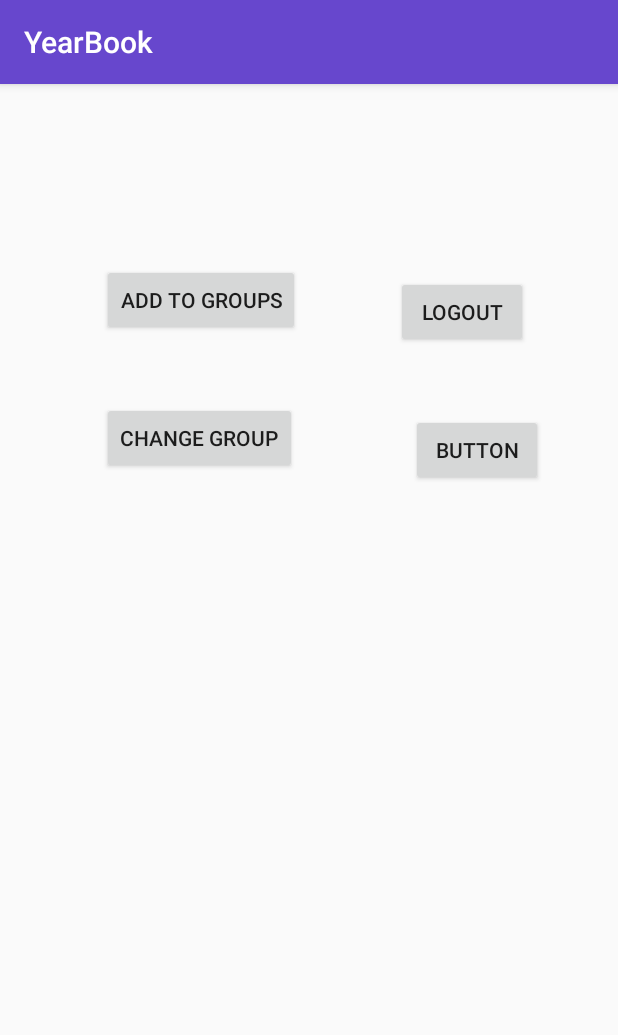
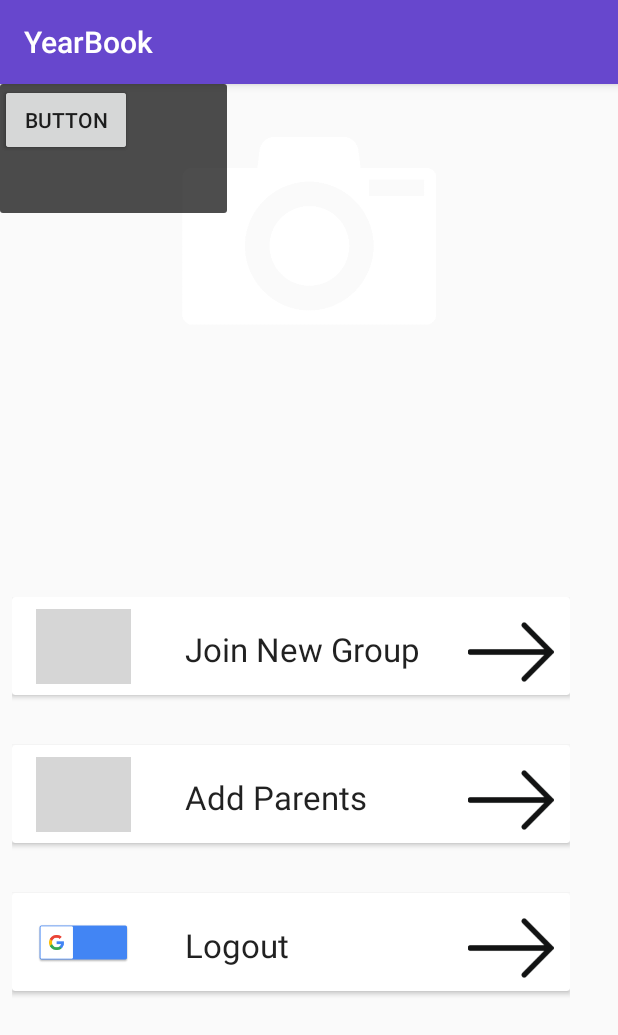
Before and after one commit to ShivKushwah/Yearbook-Android-Release, an Android app: the SettingsActivity screen opened directly, with no data from a screen before it, on a phone screen of 412 x 824 dp. Shown: the top 1035 px of the screen. Run offline under Robolectric (Android 15) with nearby library versions, the phone set to English and light mode, and no system bars; our stand-ins replace Firebase (no records; nobody signed in at launch, a user with empty details on screens opened directly); grey boxes are pictures that could not be loaded.

Commit message:
working on new settings page

```diff
--- a/app/src/main/java/com/mdb/yearbook/android/SettingsActivity.java
+++ b/app/src/main/java/com/mdb/yearbook/android/SettingsActivity.java
@@ -3,6 +3,7 @@ package com.mdb.yearbook.android;
 import android.content.Context;
 import android.content.DialogInterface;
 import android.content.Intent;
+import android.graphics.Rect;
 import android.support.design.widget.FloatingActionButton;
 import android.support.v7.app.AppCompatActivity;
 import android.os.Bundle;
@@ -21,6 +22,8 @@ import com.google.firebase.database.DatabaseReference;
 import com.google.firebase.database.FirebaseDatabase;
 import com.google.firebase.database.ValueEventListener;
 
+
+
 import java.util.ArrayList;
 import java.util.HashMap;
 import java.util.Set;
@@ -28,6 +31,8 @@ import java.util.Set;
 public class SettingsActivity extends AppCompatActivity {
 
     public static Context context;
+    public static SettingsActivityAdapter adapter;
+
 
     @Override
     protected void onCreate(Bundle savedInstanceState) {
@@ -35,9 +40,28 @@ public class SettingsActivity extends AppCompatActivity {
         setContentView(R.layout.activity_settings);
         context = this;
 
-        ((Button) findViewById(R.id.addGroupsButton)).setOnClickListener(new View.OnClickListener() {
-            @Override
-            public void onClick(View view) {
+        adapter = new SettingsActivityAdapter(getApplicationContext(), this);
+        RecyclerView recyclerView = ((RecyclerView) findViewById(R.id.settingsrecyclerview));
+        SettingsActivity.VerticalSpaceItemDecoration divider = new SettingsActivity.VerticalSpaceItemDecoration(50);
+
+        recyclerView.setAdapter(adapter);
+        recyclerView.setLayoutManager(new LinearLayoutManager(getApplicationContext()));
+        recyclerView.addItemDecoration(divider);
+
+
+
+
+    }
+
+    public void logout() {
+        SettingsActivity.context.startActivity(new Intent(SettingsActivity.context, LoginActivity.class));
+        finish();
+        FirebaseAuth mAuth = FirebaseAuth.getInstance();
+        mAuth.signOut();
+    }
+
+    public void addToGroup() {
+
         final DatabaseReference mDatabase = FirebaseDatabase.getInstance().getReference();
 
         final FirebaseAuth mAuth = FirebaseAuth.getInstance();
@@ -89,6 +113,7 @@ public class SettingsActivity extends AppCompatActivity {
                                                                         ArrayList<String> ids = (ArrayList<String>) dataSnapshot.getValue();
                                                                         ids.add(user.getKey());
                                                                         mDatabase.child("Groups").child(YearbookActivity.currentGroup).child("memberIds").setValue(ids);
+
                                                                     }
 
                                                                     @Override
@@ -145,11 +170,8 @@ public class SettingsActivity extends AppCompatActivity {
         pButton.setTextColor(getResources().getColor(R.color.purple_main));
 
     }
-        });
 
-        ((Button) findViewById(R.id.changeGroupButton)).setOnClickListener(new View.OnClickListener() {
-            @Override
-            public void onClick(View view) {
+    public void displayChangeGroups() {
         final DatabaseReference mDatabase = FirebaseDatabase.getInstance().getReference();
 
         final FirebaseAuth mAuth = FirebaseAuth.getInstance();
@@ -190,6 +212,7 @@ public class SettingsActivity extends AppCompatActivity {
                                     g.setPhotoIds(new ArrayList<String>());
                                 }
                                 groupsList.add(g);
+
                             }
 
                             groupsAdapter.updateList(groupsList);
@@ -307,18 +330,22 @@ public class SettingsActivity extends AppCompatActivity {
 
         alertDialog.show();
     }
-        });
 
-        ((Button) findViewById(R.id.logoutButton)).setOnClickListener(new View.OnClickListener() {
+    public class VerticalSpaceItemDecoration extends RecyclerView.ItemDecoration { //Class for dividers betweens rows in "to Do" fragment
+
+        private final int verticalSpaceHeight;
+
+        public VerticalSpaceItemDecoration(int verticalSpaceHeight) {
+            this.verticalSpaceHeight = verticalSpaceHeight;
+        }
+
         @Override
-            public void onClick(View view) {
-                SettingsActivity.context.startActivity(new Intent(SettingsActivity.context, LoginActivity.class));
-                finish();
-                FirebaseAuth mAuth = FirebaseAuth.getInstance();
-                mAuth.signOut();
-
+        public void getItemOffsets(Rect outRect, View view, RecyclerView parent,
+                                   RecyclerView.State state) {
+            if (parent.getChildAdapterPosition(view) != parent.getAdapter().getItemCount() - 1) {
+                outRect.bottom = verticalSpaceHeight;
             }
-        });
+        }
     }
 
 
--- /dev/null
+++ b/app/src/main/java/com/mdb/yearbook/android/SettingsActivityAdapter.java
@@ -0,0 +1,92 @@
+package com.mdb.yearbook.android;
+
+import android.content.Context;
+import android.support.v7.widget.RecyclerView;
+import android.view.LayoutInflater;
+import android.view.View;
+import android.view.ViewGroup;
+import android.widget.ImageView;
+import android.widget.TextView;
+
+
+public class SettingsActivityAdapter extends RecyclerView.Adapter<SettingsActivityAdapter.CustomViewHolder> {
+    //adapter for the roommates tab
+
+    Context context;
+    SettingsActivity activity;
+
+
+    public SettingsActivityAdapter(Context context, SettingsActivity activity) {
+        this.context = context;
+        this.activity = activity;
+    }
+
+    @Override
+    public SettingsActivityAdapter.CustomViewHolder onCreateViewHolder(ViewGroup parent, int viewType) {
+        View view = LayoutInflater.from(parent.getContext()).inflate(R.layout.settings_card_view_1, parent, false);
+
+        if (viewType == 0) {
+            ((TextView )view.findViewById(R.id.settings_text)).setText("Join New Group");
+            ((ImageView) view.findViewById(R.id.settings_image)).setImageResource(R.drawable.new_group);
+
+        } else if (viewType == 1) {
+            ((TextView )view.findViewById(R.id.settings_text)).setText("Add Parents");
+            ((ImageView) view.findViewById(R.id.settings_image)).setImageResource(R.drawable.students_settings);
+
+        } else {
+            ((TextView )view.findViewById(R.id.settings_text)).setText("Logout");
+
+        }
+        return new SettingsActivityAdapter.CustomViewHolder(view);
+
+    }
+
+    @Override
+    public void onBindViewHolder(SettingsActivityAdapter.CustomViewHolder holder, int position) {
+        holder.position = position;
+
+    }
+
+
+
+    @Override
+    public int getItemCount() {
+        return 3;
+    }
+
+    @Override
+    public int getItemViewType(int position) {
+        return position;
+    }
+
+
+    public class CustomViewHolder extends RecyclerView.ViewHolder {
+
+        SettingsActivityAdapter.CustomViewHolder holder;
+        int position;
+        //CheckBox checkBox;
+
+        public CustomViewHolder(View view) {
+            super(view);
+
+            holder = this;
+
+            view.setOnClickListener(new View.OnClickListener() {
+                @Override
+                public void onClick(View view) {
+                    if (position == 0) {
+                        ((SettingsActivity) SettingsActivity.context).displayChangeGroups();
+                    } else if (position == 1) {
+                        ((SettingsActivity) SettingsActivity.context).addToGroup();
+
+                    }
+                    else {
+                        ((SettingsActivity) SettingsActivity.context).logout();
+
+                    }
+                }
+            });
+
+        }
+    }
+}
--- a/app/src/main/res/layout/activity_settings.xml
+++ b/app/src/main/res/layout/activity_settings.xml
@@ -1,4 +1,3 @@
-<?xml version="1.0" encoding="utf-8"?>
 <android.support.constraint.ConstraintLayout xmlns:android="http://schemas.android.com/apk/res/android"
     xmlns:app="http://schemas.android.com/apk/res-auto"
     xmlns:tools="http://schemas.android.com/tools"
@@ -6,43 +5,53 @@
     android:layout_height="match_parent"
     tools:context="com.mdb.yearbook.android.SettingsActivity">
 
+    <android.support.v7.widget.RecyclerView
+        android:id="@+id/settingsrecyclerview"
+        android:layout_width="372dp"
+        android:layout_height="276dp"
+        android:layout_marginBottom="4dp"
+        android:layout_marginEnd="8dp"
+        android:layout_marginStart="8dp"
+        android:layout_marginTop="8dp"
+        app:layout_constraintBottom_toBottomOf="parent"
+        app:layout_constraintEnd_toEndOf="parent"
+        app:layout_constraintHorizontal_bias="0.0"
+        app:layout_constraintStart_toStartOf="parent"
+        app:layout_constraintTop_toBottomOf="@+id/imageView" />
+
+    <ImageView
+        android:id="@+id/imageView"
+        android:layout_width="366dp"
+        android:layout_height="179dp"
+        android:layout_marginEnd="8dp"
+        android:layout_marginStart="8dp"
+        android:layout_marginTop="8dp"
+        app:layout_constraintEnd_toEndOf="parent"
+        app:layout_constraintStart_toStartOf="parent"
+        app:layout_constraintTop_toTopOf="parent"
+        app:srcCompat="@drawable/camera" />
+
     <Button
-        android:id="@+id/addGroupsButton"
+        android:id="@+id/button2"
         android:layout_width="wrap_content"
         android:layout_height="wrap_content"
-        android:layout_marginStart="68dp"
-        android:layout_marginTop="120dp"
-        android:text="Add To Groups"
-        app:layout_constraintStart_toStartOf="parent"
-        app:layout_constraintTop_toTopOf="parent" />
+        android:text="Button"
+        tools:layout_editor_absoluteX="42dp"
+        tools:layout_editor_absoluteY="123dp" />
 
     <Button
-        android:id="@+id/logoutButton"
+        android:id="@+id/button3"
         android:layout_width="wrap_content"
         android:layout_height="wrap_content"
-        android:layout_marginStart="64dp"
-        android:layout_marginTop="8dp"
-        android:text="Logout"
-        app:layout_constraintStart_toEndOf="@+id/addGroupsButton"
-        app:layout_constraintTop_toTopOf="@+id/addGroupsButton" />
+        android:text="Button"
+        tools:layout_editor_absoluteX="232dp"
+        tools:layout_editor_absoluteY="130dp" />
 
-    <Button
-        android:id="@+id/changeGroupButton"
-        android:layout_width="wrap_content"
-        android:layout_height="wrap_content"
-        android:layout_marginStart="68dp"
-        android:layout_marginTop="44dp"
-        android:text="Change Group"
-        app:layout_constraintStart_toStartOf="parent"
-        app:layout_constraintTop_toBottomOf="@+id/addGroupsButton" />
-
-    <Button
-        android:id="@+id/button5"
-        android:layout_width="wrap_content"
-        android:layout_height="wrap_content"
-        android:layout_marginStart="76dp"
-        android:layout_marginTop="8dp"
-        android:text="Button"
-        app:layout_constraintStart_toEndOf="@+id/changeGroupButton"
-        app:layout_constraintTop_toTopOf="@+id/changeGroupButton" />
+    <ImageView
+        android:id="@+id/imageView2"
+        android:layout_width="151dp"
+        android:layout_height="86dp"
+        app:srcCompat="@drawable/fab_label_background"
+        tools:layout_editor_absoluteX="16dp"
+        tools:layout_editor_absoluteY="74dp" />
 </android.support.constraint.ConstraintLayout>
--- a/app/src/main/res/layout/group_card_view.xml
+++ b/app/src/main/res/layout/group_card_view.xml
@@ -9,12 +9,13 @@
         android:id="@+id/groupTitleText"
         android:layout_width="match_parent"
         android:layout_height="50dp"
-        android:text="Group Title"
-        android:textSize="18sp"
-        android:textAlignment="center"
+        android:layout_alignParentLeft="true"
+        android:layout_alignParentStart="true"
+        android:layout_alignParentTop="true"
         android:layout_gravity="center"
         android:gravity="center_vertical"
-        android:layout_centerVertical="true"
-        android:layout_centerHorizontal="true" />
+        android:text="Group Title"
+        android:textAlignment="center"
+        android:textSize="18sp" />
 
 </RelativeLayout>
--- /dev/null
+++ b/app/src/main/res/layout/settings_card_view_1.xml
@@ -0,0 +1,55 @@
+<?xml version="1.0" encoding="utf-8"?>
+<android.support.v7.widget.CardView xmlns:android="http://schemas.android.com/apk/res/android"
+    xmlns:app="http://schemas.android.com/apk/res-auto"
+    xmlns:tools="http://schemas.android.com/tools"
+    android:layout_width="match_parent"
+    android:background="#00000000"
+
+
+    android:layout_height="wrap_content">
+
+
+    <android.support.constraint.ConstraintLayout
+        android:layout_width="match_parent"
+        android:layout_height="wrap_content">
+
+        <ImageView
+            android:id="@+id/settings_image"
+            android:src="@drawable/common_google_signin_btn_text_dark"
+            android:layout_width="63dp"
+            android:layout_height="50dp"
+            android:layout_marginStart="16dp"
+            android:layout_marginTop="8dp"
+            app:layout_constraintStart_toStartOf="parent"
+            app:layout_constraintTop_toTopOf="parent" />
+
+        <TextView
+            android:id="@+id/settings_text"
+            android:layout_width="157dp"
+            android:layout_height="wrap_content"
+            android:layout_marginEnd="8dp"
+            android:layout_marginStart="16dp"
+            android:layout_marginTop="20dp"
+            android:layout_weight="1"
+            android:text="Join New Group"
+            android:textAppearance="@style/TextAppearance.AppCompat.Large"
+            app:layout_constraintEnd_toStartOf="@+id/imageView7"
+            app:layout_constraintStart_toEndOf="@+id/settings_image"
+            app:layout_constraintTop_toTopOf="parent" />
+
+        <ImageView
+            android:id="@+id/imageView7"
+            android:layout_width="63dp"
+            android:layout_height="57dp"
+            android:layout_marginEnd="8dp"
+            android:layout_marginTop="8dp"
+            app:layout_constraintEnd_toEndOf="parent"
+            app:layout_constraintTop_toTopOf="parent"
+            app:srcCompat="@drawable/rarrow" />
+
+    </android.support.constraint.ConstraintLayout>
+
+
+
+
+</android.support.v7.widget.CardView>
```
Lines whose indentation alone changed are shown as unchanged.
